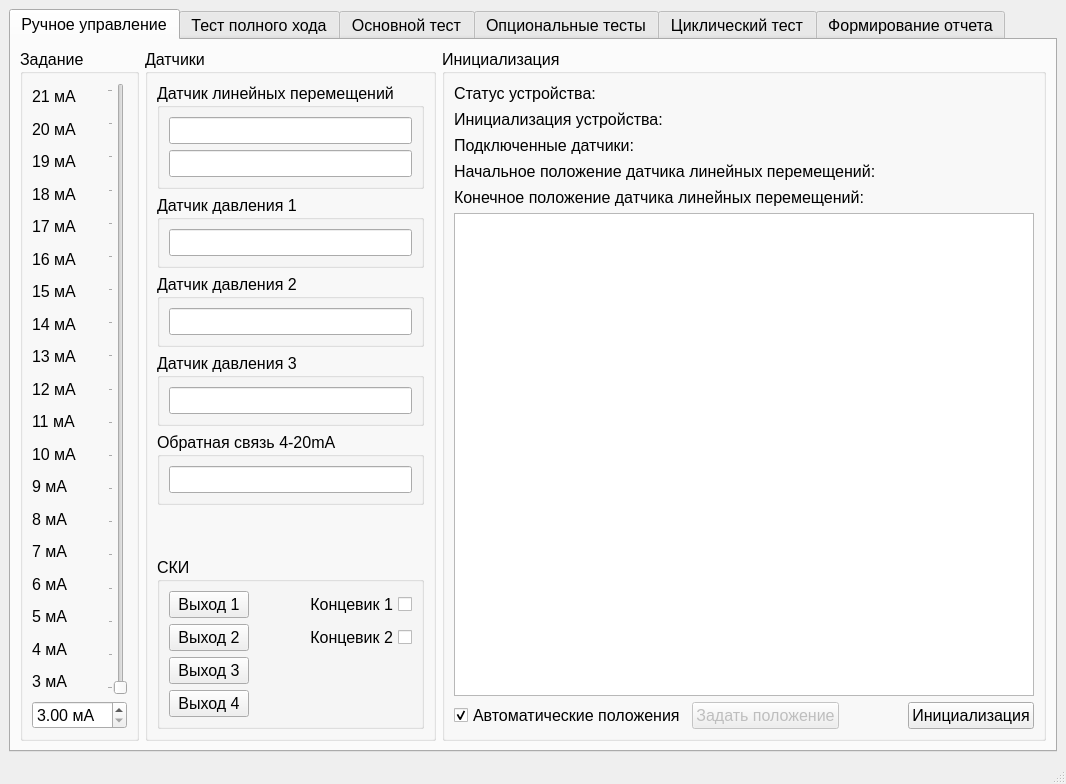
This is MainWindow.ui in Rekvim/MpiSki as Qt 5 draws it before an edit. The edited form follows.
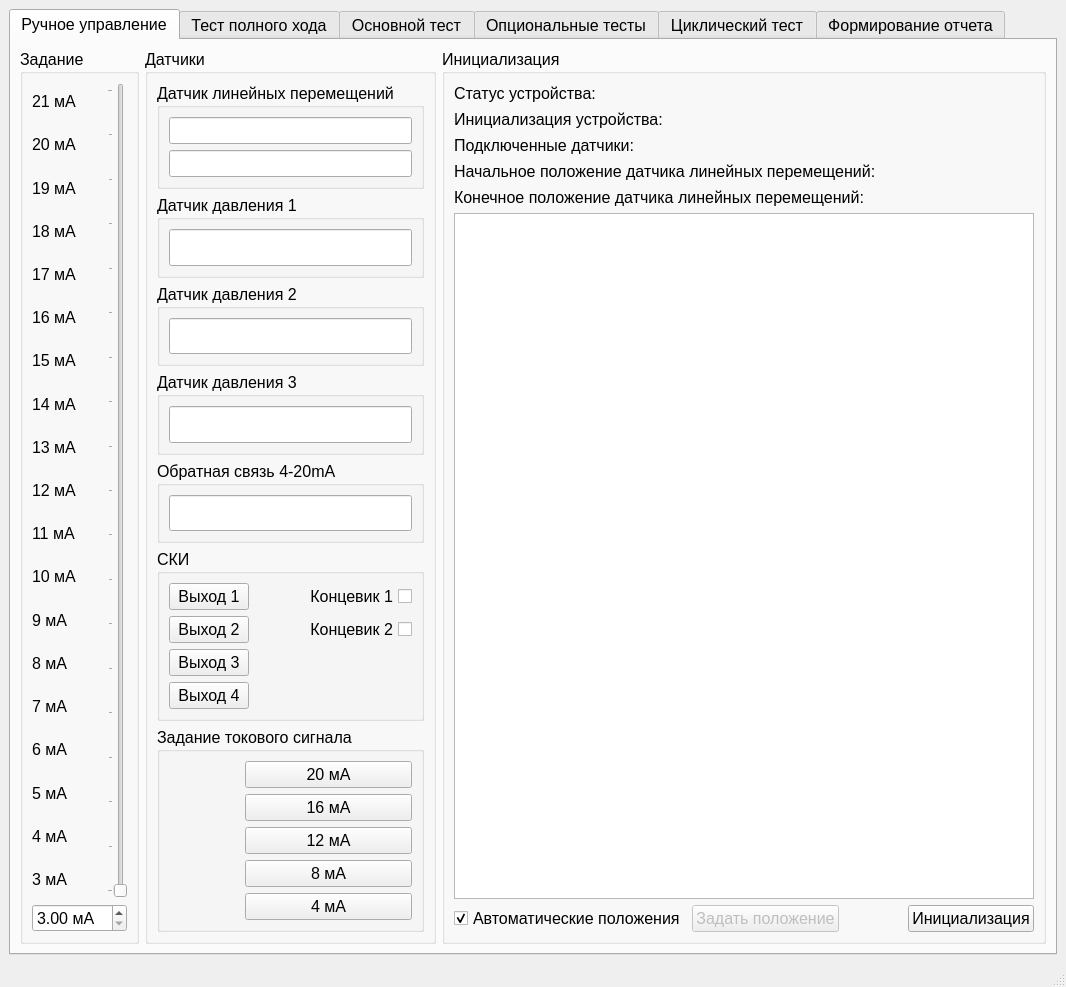
This is the edited form. The open tabs and pages were chosen to show the change. Icons and pictures are not drawn. Custom widgets are drawn as their Qt base class.

```diff
--- a/MainWindow.ui
+++ b/MainWindow.ui
@@ -7,7 +7,7 @@
     <x>0</x>
     <y>0</y>
     <width>1066</width>
-    <height>784</height>
+    <height>987</height>
    </rect>
   </property>
   <property name="sizePolicy">
@@ -43,7 +43,7 @@
        <attribute name="title">
         <string>Ручное управление</string>
        </attribute>
-       <layout class="QHBoxLayout" name="horizontalLayout_11">
+       <layout class="QHBoxLayout" name="horizontalLayout_37">
         <item>
          <widget class="QGroupBox" name="groupBox">
           <property name="title">
@@ -545,19 +545,6 @@
              </layout>
             </widget>
            </item>
-           <item>
-            <spacer name="verticalSpacer_2">
-             <property name="orientation">
-              <enum>Qt::Orientation::Vertical</enum>
-             </property>
-             <property name="sizeHint" stdset="0">
-              <size>
-               <width>20</width>
-               <height>40</height>
-              </size>
-             </property>
-            </spacer>
-           </item>
            <item>
             <widget class="QGroupBox" name="groupBox_DO">
              <property name="title">
@@ -726,6 +713,105 @@
              </layout>
             </widget>
            </item>
+           <item>
+            <widget class="QGroupBox" name="groupBox_SettingCurrentSignal">
+             <property name="title">
+              <string>Задание токового сигнала</string>
+             </property>
+             <layout class="QHBoxLayout" name="horizontalLayout_11">
+              <item>
+               <layout class="QVBoxLayout" name="verticalLayout_40">
+                <item>
+                 <widget class="QLabel" name="label_arrowUp">
+                  <property name="maximumSize">
+                   <size>
+                    <width>70</width>
+                    <height>50</height>
+                   </size>
+                  </property>
+                  <property name="sizeIncrement">
+                   <size>
+                    <width>70</width>
+                    <height>70</height>
+                   </size>
+                  </property>
+                  <property name="text">
+                   <string/>
+                  </property>
+                  <property name="pixmap">
+                   <pixmap resource="../MpiSdk/img.qrc">:/src/img/arrowUp.png</pixmap>
+                  </property>
+                  <property name="scaledContents">
+                   <bool>true</bool>
+                  </property>
+                 </widget>
+                </item>
+                <item>
+                 <widget class="QLabel" name="label_arrowDown">
+                  <property name="maximumSize">
+                   <size>
+                    <width>70</width>
+                    <height>50</height>
+                   </size>
+                  </property>
+                  <property name="text">
+                   <string/>
+                  </property>
+                  <property name="pixmap">
+                   <pixmap resource="../MpiSdk/img.qrc">:/src/img/arrowDown.png</pixmap>
+                  </property>
+                  <property name="scaledContents">
+                   <bool>true</bool>
+                  </property>
+                  <property name="wordWrap">
+                   <bool>false</bool>
+                  </property>
+                 </widget>
+                </item>
+               </layout>
+              </item>
+              <item>
+               <layout class="QVBoxLayout" name="verticalLayout_42">
+                <item>
+                 <widget class="QPushButton" name="pushButton_signal_20mA">
+                  <property name="text">
+                   <string>20 мА</string>
+                  </property>
+                 </widget>
+                </item>
+                <item>
+                 <widget class="QPushButton" name="pushButton_signal_16mA">
+                  <property name="text">
+                   <string>16 мА</string>
+                  </property>
+                 </widget>
+                </item>
+                <item>
+                 <widget class="QPushButton" name="pushButton_signal_12mA">
+                  <property name="text">
+                   <string>12 мА</string>
+                  </property>
+                 </widget>
+                </item>
+                <item>
+                 <widget class="QPushButton" name="pushButton_signal_8mA">
+                  <property name="text">
+                   <string>8 мА</string>
+                  </property>
+                 </widget>
+                </item>
+                <item>
+                 <widget class="QPushButton" name="pushButton_signal_4mA">
+                  <property name="text">
+                   <string>4 мА</string>
+                  </property>
+                 </widget>
+                </item>
+               </layout>
+              </item>
+             </layout>
+            </widget>
+           </item>
           </layout>
          </widget>
         </item>
```
Left out of the diff: 65 changed lines with no effect on the pictures.
